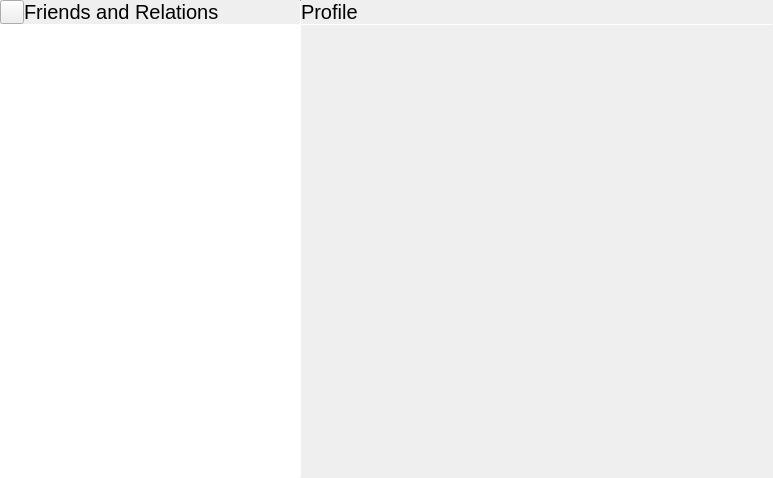
Qt form online/friendsdialog.ui (vicr123/libentertaining) before a commit.
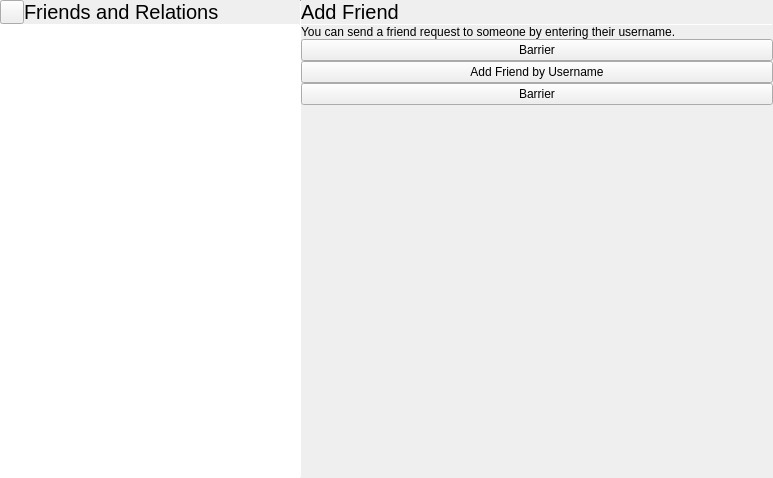
The same form after that commit. Icons and pictures are not drawn. Custom widgets are drawn as their Qt base class.

Patch:
```diff
--- a/online/friendsdialog.ui
+++ b/online/friendsdialog.ui
@@ -169,66 +169,6 @@
            <property name="currentIndex">
             <number>0</number>
            </property>
-           <widget class="QWidget" name="profilePage">
-            <layout class="QVBoxLayout" name="verticalLayout_4">
-             <property name="spacing">
-              <number>0</number>
-             </property>
-             <property name="leftMargin">
-              <number>0</number>
-             </property>
-             <property name="topMargin">
-              <number>0</number>
-             </property>
-             <property name="rightMargin">
-              <number>0</number>
-             </property>
-             <property name="bottomMargin">
-              <number>0</number>
-             </property>
-             <item>
-              <widget class="QLabel" name="profilePageTitle">
-               <property name="font">
-                <font>
-                 <pointsize>15</pointsize>
-                </font>
-               </property>
-               <property name="text">
-                <string notr="true">Profile</string>
-               </property>
-               <property name="margin">
-                <number>9</number>
-               </property>
-              </widget>
-             </item>
-             <item>
-              <widget class="Line" name="line_4">
-               <property name="maximumSize">
-                <size>
-                 <width>16777215</width>
-                 <height>1</height>
-                </size>
-               </property>
-               <property name="orientation">
-                <enum>Qt::Horizontal</enum>
-               </property>
-              </widget>
-             </item>
-             <item>
-              <spacer name="verticalSpacer_2">
-               <property name="orientation">
-                <enum>Qt::Vertical</enum>
-               </property>
-               <property name="sizeHint" stdset="0">
-                <size>
-                 <width>20</width>
-                 <height>225</height>
-                </size>
-               </property>
-              </spacer>
-             </item>
-            </layout>
-           </widget>
            <widget class="QWidget" name="addFriendPage">
             <layout class="QVBoxLayout" name="verticalLayout_3">
              <property name="spacing">
```
